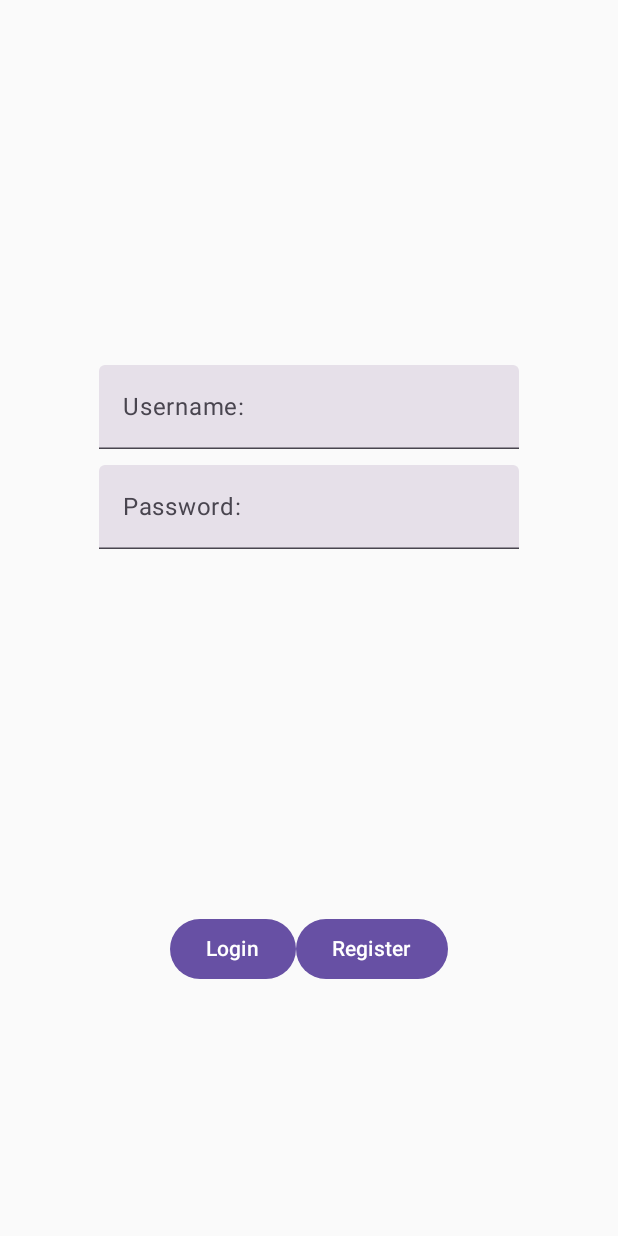
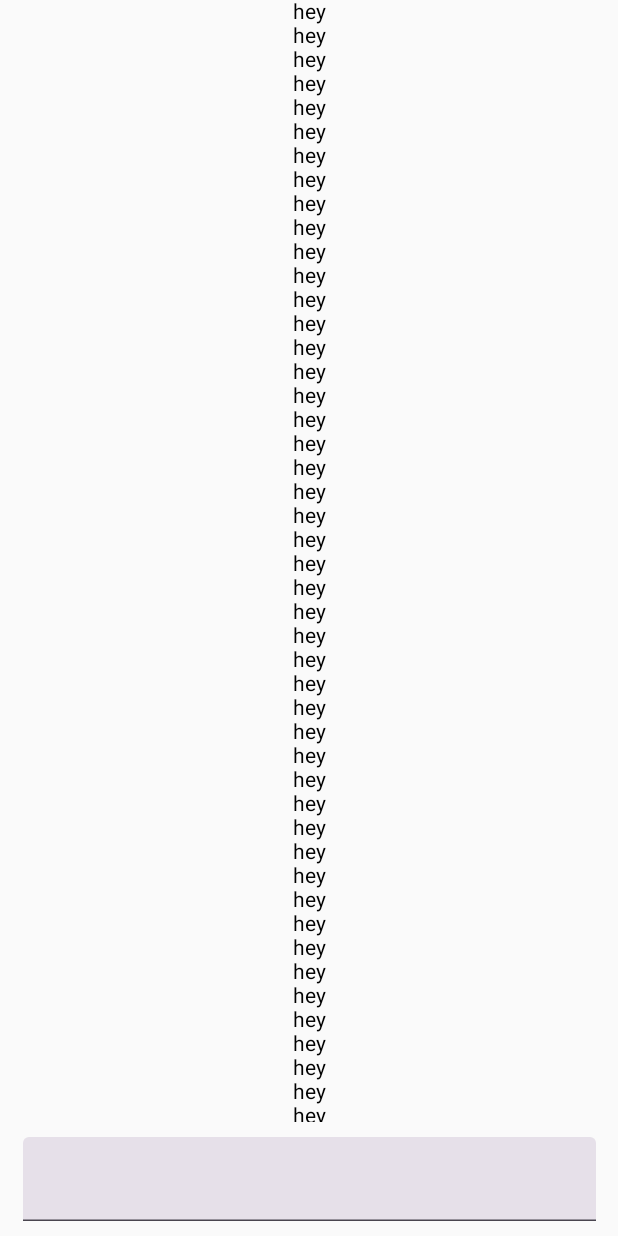
Before and after one commit to thePhenom21/talkativeJetpack, an Android app built with Jetpack Compose: the screen it shows after launch (MainActivity), on a phone screen of 412 x 824 dp. Run offline under Robolectric (Android 15) with nearby library versions, the phone set to English and light mode, and no system bars.

Commit message:
home page

```diff
--- a/app/src/main/java/com/cosulabs/talkative/MainActivity.kt
+++ b/app/src/main/java/com/cosulabs/talkative/MainActivity.kt
@@ -3,6 +3,7 @@ package com.cosulabs.talkative
 import android.os.Bundle
 import androidx.activity.ComponentActivity
 import androidx.activity.compose.setContent
+import com.cosulabs.talkative.views.HomePage
 import com.cosulabs.talkative.views.LoginPage
 
 
@@ -10,7 +11,7 @@ class MainActivity : ComponentActivity() {
     override fun onCreate(savedInstanceState: Bundle?) {
         super.onCreate(savedInstanceState)
         setContent {
-            LoginPage().loginPage()
+            HomePage().homePage()
         }
     }
 }
--- /dev/null
+++ b/app/src/main/java/com/cosulabs/talkative/viewmodels/HomePageViewModel.kt
@@ -0,0 +1,6 @@
+package com.cosulabs.talkative.viewmodels
+
+import androidx.lifecycle.ViewModel
+
+class HomePageViewModel : ViewModel() {
+}
--- /dev/null
+++ b/app/src/main/java/com/cosulabs/talkative/views/HomePage.kt
@@ -0,0 +1,40 @@
+package com.cosulabs.talkative.views
+
+import androidx.activity.ComponentActivity
+import androidx.compose.foundation.layout.Arrangement
+import androidx.compose.foundation.layout.Column
+import androidx.compose.foundation.layout.fillMaxHeight
+import androidx.compose.foundation.layout.fillMaxWidth
+import androidx.compose.foundation.layout.height
+import androidx.compose.foundation.layout.padding
+import androidx.compose.foundation.layout.width
+import androidx.compose.foundation.lazy.LazyColumn
+import androidx.compose.foundation.lazy.LazyListScope
+import androidx.compose.material3.ExperimentalMaterial3Api
+import androidx.compose.material3.Text
+import androidx.compose.material3.TextField
+import androidx.compose.runtime.Composable
+import androidx.compose.ui.Alignment
+import androidx.compose.ui.Modifier
+import androidx.compose.ui.platform.LocalConfiguration
+import androidx.compose.ui.unit.dp
+import androidx.lifecycle.viewmodel.compose.viewModel
+import com.cosulabs.talkative.viewmodels.LoginPageViewModel
+
+class HomePage : ComponentActivity() {
+
+    @OptIn(ExperimentalMaterial3Api::class)
+    @Composable
+    fun homePage(){
+        val loginPageViewModel : LoginPageViewModel = viewModel()
+        Column(horizontalAlignment = Alignment.CenterHorizontally, modifier = Modifier
+            .fillMaxWidth()
+            .fillMaxHeight(), verticalArrangement = Arrangement.Bottom) {
+            LazyColumn(Modifier.height((11*(LocalConfiguration.current.screenHeightDp.dec()/12)).dp),content = {
+                items(count = 100, itemContent = { Text(text = "hey")})
+            })
+            TextField(modifier = Modifier.width((LocalConfiguration.current.screenWidthDp-10).dp).padding(10.dp).height((LocalConfiguration.current.screenHeightDp.dec()/12).dp),value = "", onValueChange = {})
+        }
+    }
+
+}
```
